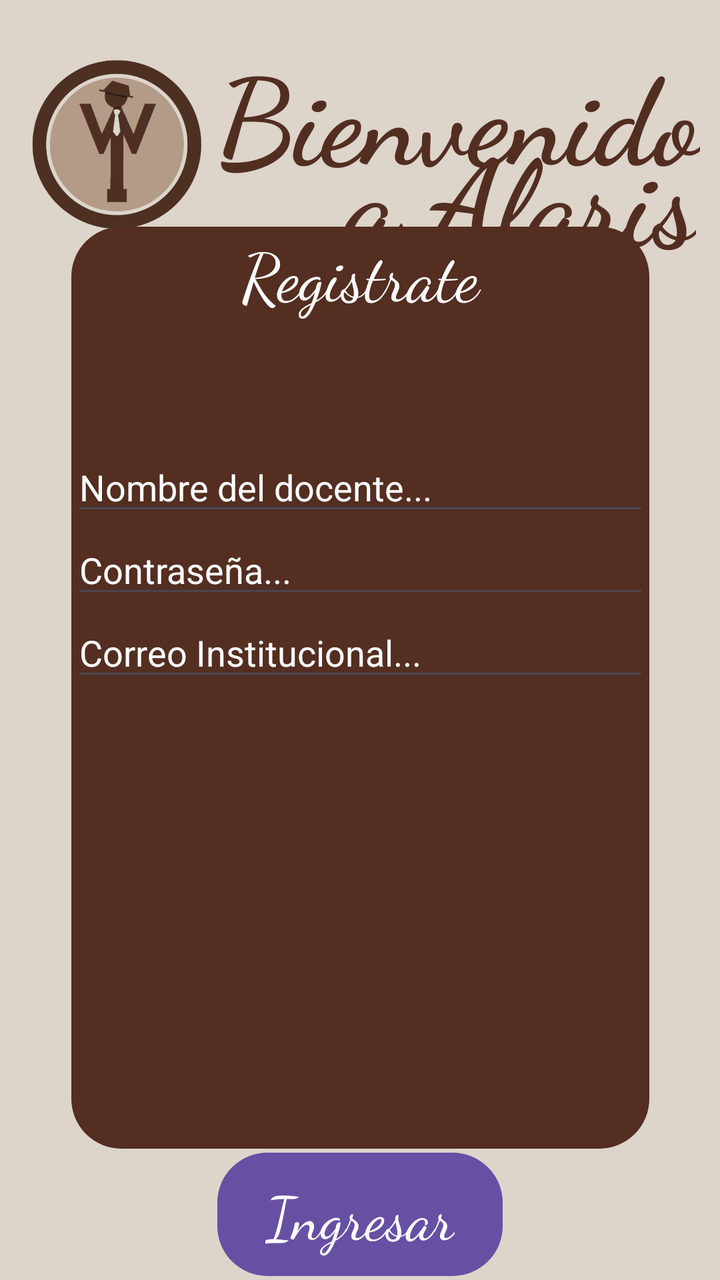
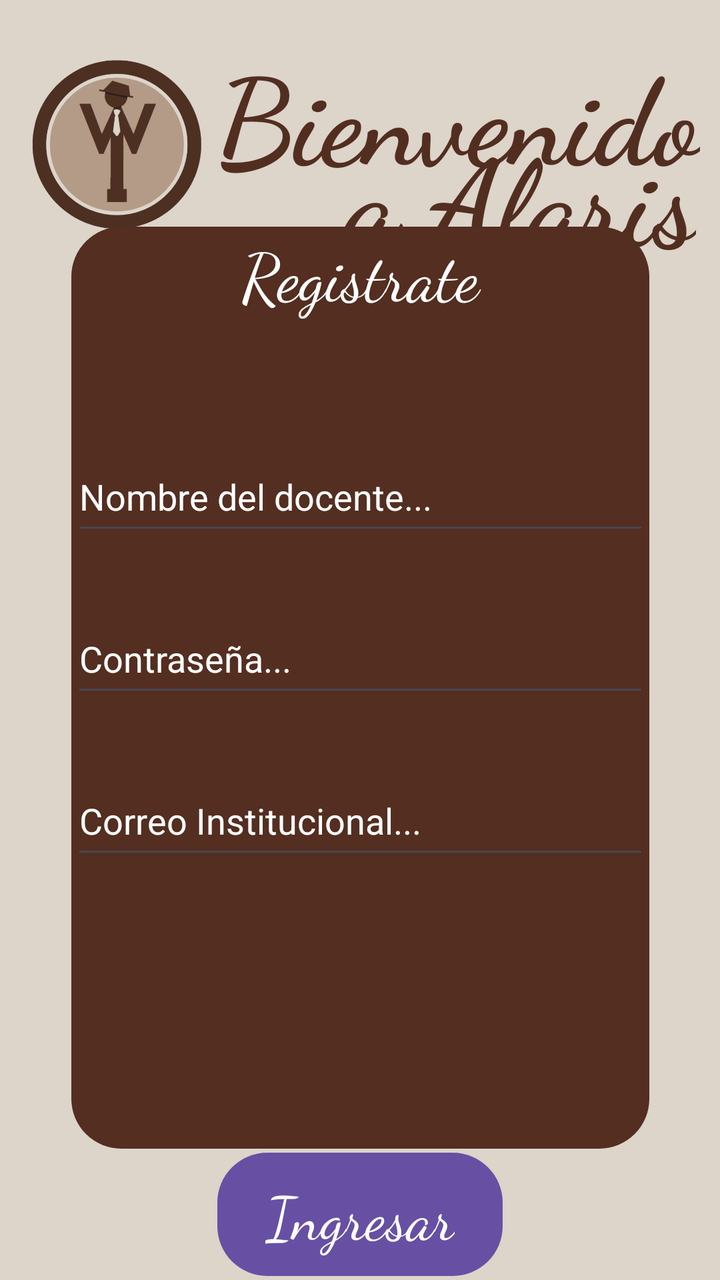

Compare the two renders of this Android layout. The source of the first and the diff that turns it into the second are given below.
<!-- AndroidManifest.xml: application theme Theme.Alaris -->
<!-- res/layout/activity_main.xml -->
<?xml version="1.0" encoding="utf-8"?>
<androidx.constraintlayout.widget.ConstraintLayout xmlns:android="http://schemas.android.com/apk/res/android"
    xmlns:app="http://schemas.android.com/apk/res-auto"
    xmlns:tools="http://schemas.android.com/tools"
    android:id="@+id/main"
    android:layout_width="match_parent"
    android:layout_height="match_parent"
    android:background="@color/back"
    tools:context=".MainActivity">

    <TextView
        android:id="@+id/textView1"
        android:layout_width="280dp"
        android:layout_height="78dp"
        android:fontFamily="cursive"
        android:text="Bienvenido"
        android:textAlignment="textEnd"
        android:textColor="#522E21"
        android:textSize="60sp"

        android:textStyle="bold"
        app:layout_constraintBottom_toBottomOf="parent"
        app:layout_constraintEnd_toEndOf="parent"
        app:layout_constraintHorizontal_bias="0.875"
        app:layout_constraintStart_toStartOf="parent"

        app:layout_constraintTop_toTopOf="parent"
        app:layout_constraintVertical_bias="0.027" />

    <TextView
        android:id="@+id/textView2"
        android:layout_width="188dp"
        android:layout_height="70dp"
        android:fontFamily="cursive"
        android:text="a Alaris"
        android:textAlignment="textEnd"
        android:textColor="#522E21"

        android:textSize="60sp"

        android:textStyle="bold"
        app:layout_constraintBottom_toBottomOf="parent"
        app:layout_constraintEnd_toEndOf="parent"
        app:layout_constraintHorizontal_bias="0.93"

        app:layout_constraintStart_toStartOf="parent"
        app:layout_constraintTop_toTopOf="parent"
        app:layout_constraintVertical_bias="0.098" />

    <ImageView
        android:id="@+id/imageView"
        android:layout_width="90dp"
        android:layout_height="87dp"
        app:layout_constraintBottom_toBottomOf="parent"
        app:layout_constraintEnd_toEndOf="parent"
        app:layout_constraintHorizontal_bias="0.049"
        app:layout_constraintStart_toStartOf="parent"
        app:layout_constraintTop_toTopOf="parent"
        app:layout_constraintVertical_bias="0.052"
        app:srcCompat="@drawable/captura_de_pantalla_2026_05_08_142658_removebg_preview" />

    <LinearLayout
        android:id="@+id/linearLayout"
        android:layout_width="289dp"
        android:layout_height="461dp"
        android:background="@drawable/back_ground2"

        android:orientation="vertical"
        app:layout_constraintBottom_toBottomOf="parent"
        app:layout_constraintEnd_toEndOf="parent"
        app:layout_constraintStart_toStartOf="parent"
        app:layout_constraintTop_toTopOf="parent"
        app:layout_constraintVertical_bias="0.633">

        <TextView
            android:id="@+id/textView3"
            android:layout_width="match_parent"
            android:layout_height="108dp"
            android:fontFamily="cursive"
            android:text="Registrate"
            android:textAlignment="center"
            android:textColor="@color/white"
            android:textSize="100px" />

        <EditText
            android:id="@+id/editTextText"
            android:layout_width="match_parent"
            android:layout_height="wrap_content"
            android:ems="10"
            android:hint="Nombre del docente..."
            android:inputType="text"
            android:textColor="@color/white"
            android:textColorHint="@color/white" />

        <EditText
            android:id="@+id/editTextText2"
            android:layout_width="match_parent"
            android:layout_height="wrap_content"
            android:ems="10"
            android:hint="Contraseña..."
            android:inputType="text"
            android:textColor="@color/white"
            android:textColorHint="@color/white" />

        <EditText
            android:id="@+id/editTextText3"
            android:layout_width="match_parent"
            android:layout_height="wrap_content"
            android:ems="10"
            android:hint="Correo Institucional..."
            android:inputType="text"
            android:textColor="@color/white"
            android:textColorHint="@color/white" />

    </LinearLayout>

    <Button
        android:id="@+id/button"
        android:layout_width="wrap_content"
        android:layout_height="wrap_content"
        android:background="@drawable/back_ground2"
        android:backgroundTint="#522E21"
        android:fontFamily="cursive"
        android:foregroundTint="#522E21"
        android:text="Ingresar"
        android:textColor="#FFFFFF"
        android:textColorHighlight="#532E21"
        android:textColorHint="#532E21"
        android:textColorLink="#532E21"
        android:textSize="30sp"
        app:layout_constraintBottom_toBottomOf="parent"
        app:layout_constraintEnd_toEndOf="parent"
        app:layout_constraintStart_toStartOf="parent"
        app:layout_constraintTop_toBottomOf="@+id/linearLayout"
        app:strokeColor="#522E21" />

</androidx.constraintlayout.widget.ConstraintLayout>
<!-- resources referenced by this layout -->
<resources>
  <color name="back">#DDD4CA</color>
  <color name="white">#FFFFFFFF</color>
  <!-- drawable back_ground2 (drawable) -->
  <?xml version="1.0" encoding="utf-8"?>
  <shape xmlns:android="http://schemas.android.com/apk/res/android">
  
      <solid android:color="@color/back2"/>
  
      <corners android:radius="25dp"/>
  
  </shape>
  <!-- drawable captura_de_pantalla_2026_05_08_142658_removebg_preview: png bitmap (drawable, 141392 bytes) -->
  <style name="Theme.Alaris" parent="Base.Theme.Alaris" />
  <color name="back2">#532E21</color>
  <style name="Base.Theme.Alaris" parent="Theme.Material3.DayNight.NoActionBar">
          
          
      </style>
</resources>

<!-- the commit's change to res/layout/activity_main.xml (unified diff, before → after) -->
@@ -47,6 +47,7 @@
         app:layout_constraintTop_toTopOf="parent"
         app:layout_constraintVertical_bias="0.098" />
 
+
     <ImageView
         android:id="@+id/imageView"
         android:layout_width="90dp"
@@ -72,7 +73,7 @@
         app:layout_constraintTop_toTopOf="parent"
         app:layout_constraintVertical_bias="0.633">
 
-        <TextView
+        0<TextView
             android:id="@+id/textView3"
             android:layout_width="match_parent"
             android:layout_height="108dp"
@@ -85,31 +86,34 @@
         <EditText
             android:id="@+id/editTextText"
             android:layout_width="match_parent"
-            android:layout_height="wrap_content"
+            android:layout_height="51dp"
             android:ems="10"
             android:hint="Nombre del docente..."
             android:inputType="text"
             android:textColor="@color/white"
+            android:layout_marginBottom="30dp"
             android:textColorHint="@color/white" />
 
         <EditText
             android:id="@+id/editTextText2"
             android:layout_width="match_parent"
-            android:layout_height="wrap_content"
+            android:layout_height="51dp"
             android:ems="10"
             android:hint="Contraseña..."
             android:inputType="text"
             android:textColor="@color/white"
+            android:layout_marginBottom="30dp"
             android:textColorHint="@color/white" />
 
         <EditText
             android:id="@+id/editTextText3"
             android:layout_width="match_parent"
-            android:layout_height="wrap_content"
+            android:layout_height="51dp"
             android:ems="10"
             android:hint="Correo Institucional..."
             android:inputType="text"
             android:textColor="@color/white"
+            android:layout_marginBottom="30dp"
             android:textColorHint="@color/white" />
 
     </LinearLayout>
@@ -134,4 +138,5 @@
         app:layout_constraintTop_toBottomOf="@+id/linearLayout"
         app:strokeColor="#522E21" />
 
+
 </androidx.constraintlayout.widget.ConstraintLayout>
